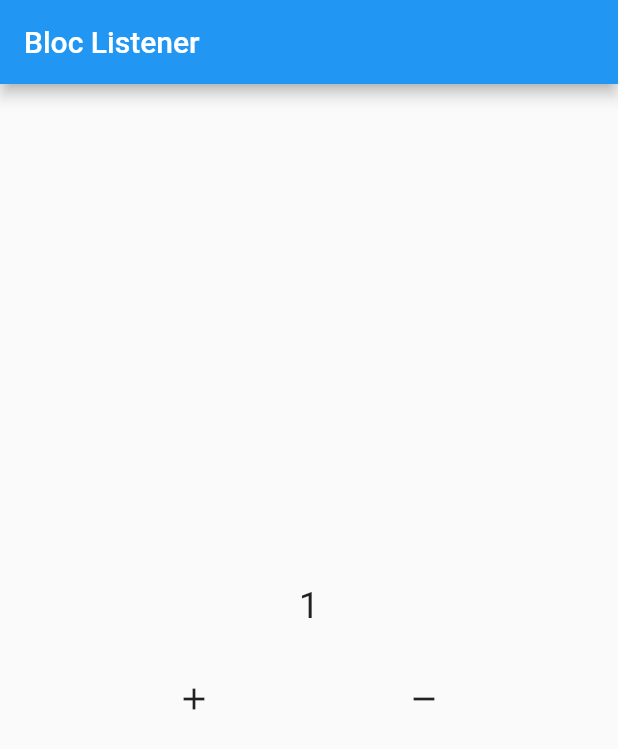
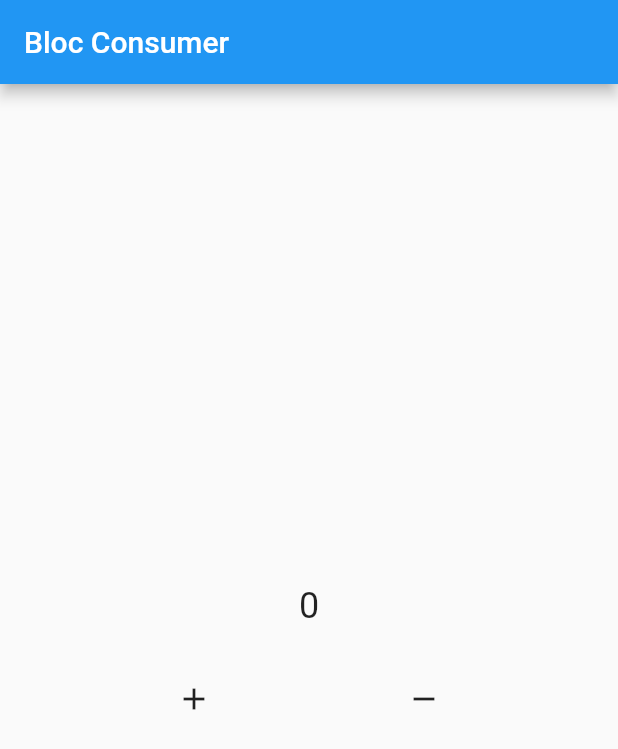
Before and after one commit to hib4/flutter-bloc, a Flutter app: the screen it shows after launch, after a tap on the "add" icon, on a phone screen of 412 x 824 dp. Shown: the top 749 px of the screen. Run offline on Flutter 3.47's test engine with Material 2 defaults, Android fonts, the phone set to English and light mode, and no system bars; our stand-ins replace bloc, flutter_bloc.

Commit message:
feat: [HF] 06-bloc consumer

```diff
--- /dev/null
+++ b/lib/06_bloc_consumer/06_bloc_consumer.dart
@@ -0,0 +1,75 @@
+import 'package:flutter/material.dart';
+import 'package:flutter_bloc/flutter_bloc.dart';
+
+import 'bloc/counter.dart';
+
+class LearnBlocConsumer extends StatelessWidget {
+  LearnBlocConsumer({Key? key}) : super(key: key);
+
+  final Counter _counter = Counter();
+
+  @override
+  Widget build(BuildContext context) {
+    return Scaffold(
+      appBar: AppBar(
+        title: const Text('Bloc Consumer'),
+      ),
+      body: Column(
+        mainAxisAlignment: MainAxisAlignment.center,
+        children: [
+          BlocConsumer<Counter, int>(
+            bloc: _counter,
+            builder: (context, state) {
+              return Text(
+                '$state',
+                style: const TextStyle(fontSize: 24),
+              );
+            },
+            buildWhen: (previous, current) {
+              if (current >= 5) {
+                return true;
+              } else {
+                return false;
+              }
+            },
+            listener: (context, state) {
+              ScaffoldMessenger.of(context).showSnackBar(
+                SnackBar(
+                  content: Text('Angka ganjil $state'),
+                  duration: const Duration(milliseconds: 500),
+                ),
+              );
+            },
+            listenWhen: (previous, current) {
+              if (current.isOdd) {
+                return true;
+              } else {
+                return false;
+              }
+            },
+          ),
+          const SizedBox(
+            height: 24,
+          ),
+          Row(
+            mainAxisAlignment: MainAxisAlignment.spaceEvenly,
+            children: [
+              IconButton(
+                onPressed: () {
+                  _counter.increment();
+                },
+                icon: const Icon(Icons.add),
+              ),
+              IconButton(
+                onPressed: () {
+                  _counter.decrement();
+                },
+                icon: const Icon(Icons.remove),
+              ),
+            ],
+          ),
+        ],
+      ),
+    );
+  }
+}
--- /dev/null
+++ b/lib/06_bloc_consumer/bloc/counter.dart
@@ -0,0 +1,31 @@
+import 'package:bloc/bloc.dart';
+
+class Counter extends Cubit<int> {
+  Counter({this.initialNumber = 0}) : super(initialNumber);
+
+  int initialNumber;
+
+  @override
+  void onChange(Change<int> change) {
+    // TODO: implement onChange
+    super.onChange(change);
+    print(change);
+  }
+
+  @override
+  void onError(Object error, StackTrace stackTrace) {
+    // TODO: implement onError
+    super.onError(error, stackTrace);
+    print(error);
+  }
+
+  void increment() {
+    emit(state + 1);
+  }
+
+  void decrement() {
+    if (state > 0) {
+      emit(state - 1);
+    }
+  }
+}
--- a/lib/main.dart
+++ b/lib/main.dart
@@ -4,6 +4,7 @@ import 'package:learn_bloc/02_basic_cubit/02_basic_cubit.dart';
 import 'package:learn_bloc/03_observer_cubit/03_observer_cubit.dart';
 import 'package:learn_bloc/04_bloc_builder/04_bloc_builder.dart';
 import 'package:learn_bloc/05_bloc_listener/05_bloc_listener.dart';
+import 'package:learn_bloc/06_bloc_consumer/06_bloc_consumer.dart';
 
 void main() {
   runApp(const MyApp());
@@ -17,7 +18,7 @@ class MyApp extends StatelessWidget {
     return MaterialApp(
       title: 'Learn BLoC',
       debugShowCheckedModeBanner: false,
-      home: LearnBlocListener(),
+      home: LearnBlocConsumer(),
     );
   }
 }
```
